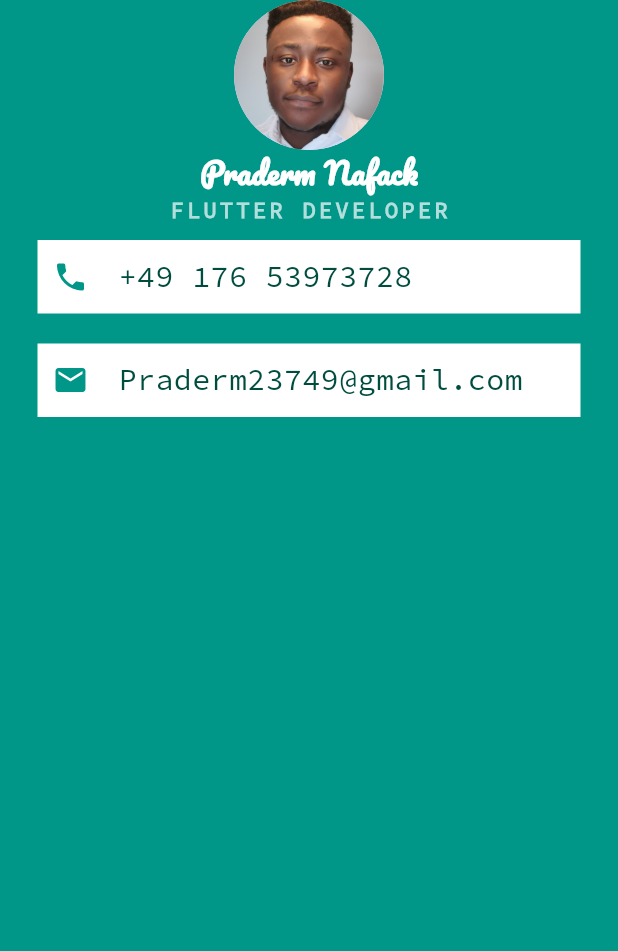
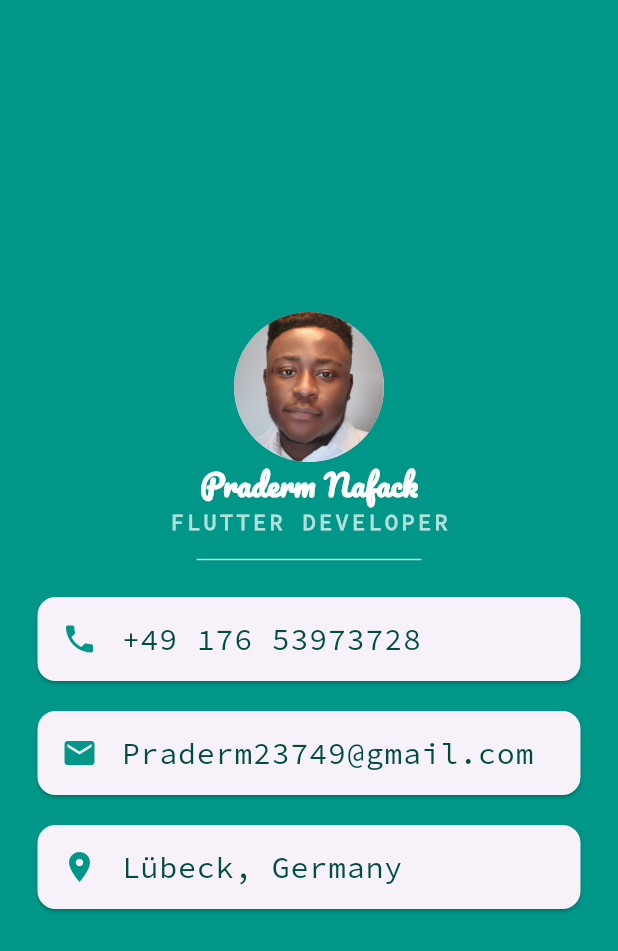
Before and after one commit to PradermN/My-Card, a Flutter app: the screen it shows after launch, on a phone screen of 412 x 824 dp. Shown: the top 951 px of the screen. Run offline on Flutter 3.47's test engine with Material 3 defaults, Android fonts, the phone set to English and light mode, and no system bars.

Commit message:
Use Card Widget with LitsTile widget

```diff
--- a/lib/main.dart
+++ b/lib/main.dart
@@ -10,10 +10,12 @@
   @override
   Widget build(BuildContext context) {
     return MaterialApp(
+      debugShowCheckedModeBanner: false,
       home: Scaffold(
         backgroundColor: Colors.teal,
         body: SafeArea(
           child: Column(
+            mainAxisAlignment: MainAxisAlignment.center,
             children: <Widget>[
               CircleAvatar(
                 radius: 50.0,
@@ -38,52 +40,62 @@
                   fontWeight: FontWeight.bold,
                 ),
               ),
-              Container(
-                padding: EdgeInsets.all(10.0),
+              SizedBox(
+                height: 30.0,
+                width: 150.0,
+                child: Divider(
+                  color: Colors.teal.shade100,
+                ),
+              ),
+              Card(
                 margin: EdgeInsets.symmetric(vertical: 10.0, horizontal: 25.0),
-                color: Colors.white,
-                child: Row(
-                  children: <Widget>[
-                    Icon(
+                child: ListTile(
+                  leading: Icon(
                       Icons.phone,
                       color: Colors.teal,
-                    ),
-                    SizedBox(
-                      width: 20.0,
-                    ),
-                    Text(
+                  ),
+                  title: Text(
                       '+49 176 53973728',
                       style: TextStyle(
                         color: Colors.teal.shade900,
                         fontFamily: 'SourceSansPro',
                         fontSize: 20.0,
                       ),
-                    )
-                  ],
-                ),
+                  ),
+                )
               ),
-              Container(
-                padding: EdgeInsets.all(10.0),
+              Card(
                 margin: EdgeInsets.symmetric(vertical: 10.0, horizontal: 25.0),
-                color: Colors.white,
-                child: Row(
-                  children: <Widget>[
-                    Icon(
+                child: ListTile(
+                  leading: Icon(
                       Icons.email,
                       color: Colors.teal,
-                    ),
-                    SizedBox(
-                      width: 20.0,
-                    ),
-                    Text(
+                  ),
+                  title: Text(
                       'Praderm23749@gmail.com',
                       style: TextStyle(
                         color: Colors.teal.shade900,
                         fontFamily: 'SourceSansPro',
                         fontSize: 20.0,
                       ),
-                    )
-                  ],
+                  ),
+                ),
+              ),
+              Card(
+                margin: EdgeInsets.symmetric(vertical: 10.0, horizontal: 25.0),
+                child: ListTile(
+                  leading: Icon(
+                      Icons.location_on,
+                      color: Colors.teal,
+                  ),
+                  title: Text(
+                      'Lübeck, Germany',
+                      style: TextStyle(
+                        color: Colors.teal.shade900,
+                        fontFamily: 'SourceSansPro',
+                        fontSize: 20.0,
+                      ),
+                  ),
                 ),
               ),
             ],
```
